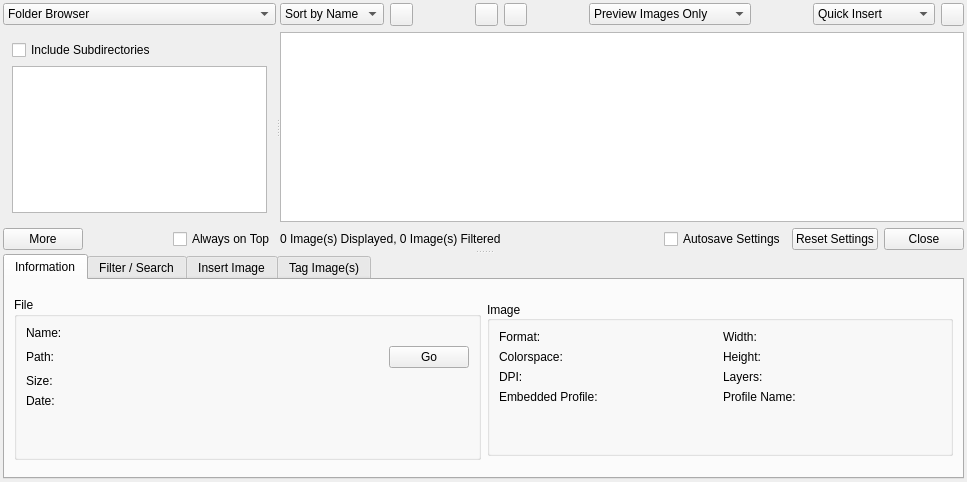
Before: the Qt Designer form scribus/plugins/picbrowser/picturebrowser.ui in scribusproject/scribus, drawn with Qt 5.
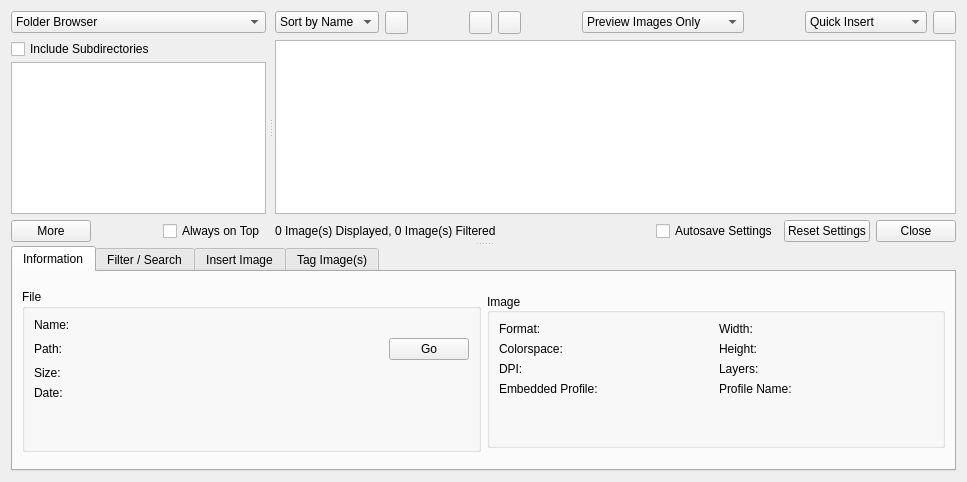
After: the same form once the commit is applied. Custom widgets are drawn as their Qt base class.

Commit message: #16401: Update margins for Picture Browser <bubu>

Diff of the .ui file:
```diff
--- a/scribus/plugins/picbrowser/picturebrowser.ui
+++ b/scribus/plugins/picbrowser/picturebrowser.ui
@@ -14,21 +14,6 @@
    <string>Picture Browser</string>
   </property>
   <layout class="QGridLayout">
-   <property name="leftMargin">
-    <number>3</number>
-   </property>
-   <property name="topMargin">
-    <number>3</number>
-   </property>
-   <property name="rightMargin">
-    <number>3</number>
-   </property>
-   <property name="bottomMargin">
-    <number>3</number>
-   </property>
-   <property name="spacing">
-    <number>2</number>
-   </property>
    <item row="0" column="0">
     <widget class="QSplitter" name="splitter_2">
      <property name="orientation">
@@ -53,6 +38,9 @@
          <property name="orientation">
           <enum>Qt::Horizontal</enum>
          </property>
+         <property name="handleWidth">
+          <number>9</number>
+         </property>
          <widget class="QWidget" name="widget" native="true">
           <property name="sizePolicy">
            <sizepolicy hsizetype="Preferred" vsizetype="Preferred">
@@ -61,6 +49,18 @@
            </sizepolicy>
           </property>
           <layout class="QVBoxLayout" name="verticalLayout_3">
+           <property name="leftMargin">
+            <number>0</number>
+           </property>
+           <property name="topMargin">
+            <number>0</number>
+           </property>
+           <property name="rightMargin">
+            <number>0</number>
+           </property>
+           <property name="bottomMargin">
+            <number>0</number>
+           </property>
            <item>
             <widget class="QComboBox" name="navigationBox">
              <item>
@@ -87,6 +87,21 @@
              </property>
              <widget class="QWidget" name="folderpage">
               <layout class="QVBoxLayout" name="verticalLayout_2">
+               <property name="spacing">
+                <number>3</number>
+               </property>
+               <property name="leftMargin">
+                <number>0</number>
+               </property>
+               <property name="topMargin">
+                <number>0</number>
+               </property>
+               <property name="rightMargin">
+                <number>0</number>
+               </property>
+               <property name="bottomMargin">
+                <number>0</number>
+               </property>
                <item>
                 <widget class="QCheckBox" name="subdirsCheckbox">
                  <property name="text">
@@ -135,6 +150,18 @@
                  </property>
                  <widget class="QWidget" name="page_5">
                   <layout class="QHBoxLayout" name="horizontalLayout_2">
+                   <property name="leftMargin">
+                    <number>0</number>
+                   </property>
+                   <property name="topMargin">
+                    <number>0</number>
+                   </property>
+                   <property name="rightMargin">
+                    <number>0</number>
+                   </property>
+                   <property name="bottomMargin">
+                    <number>0</number>
+                   </property>
                    <item>
                     <widget class="QPushButton" name="collectionsNewCategoryButton">
                      <property name="minimumSize">
@@ -565,6 +592,18 @@
            </sizepolicy>
           </property>
           <layout class="QVBoxLayout" name="verticalLayout">
+           <property name="leftMargin">
+            <number>0</number>
+           </property>
+           <property name="topMargin">
+            <number>0</number>
+           </property>
+           <property name="rightMargin">
+            <number>0</number>
+           </property>
+           <property name="bottomMargin">
+            <number>0</number>
+           </property>
            <item>
             <layout class="QHBoxLayout" name="horizontalLayout">
              <item>
```
The commit also changes 1 other file.
